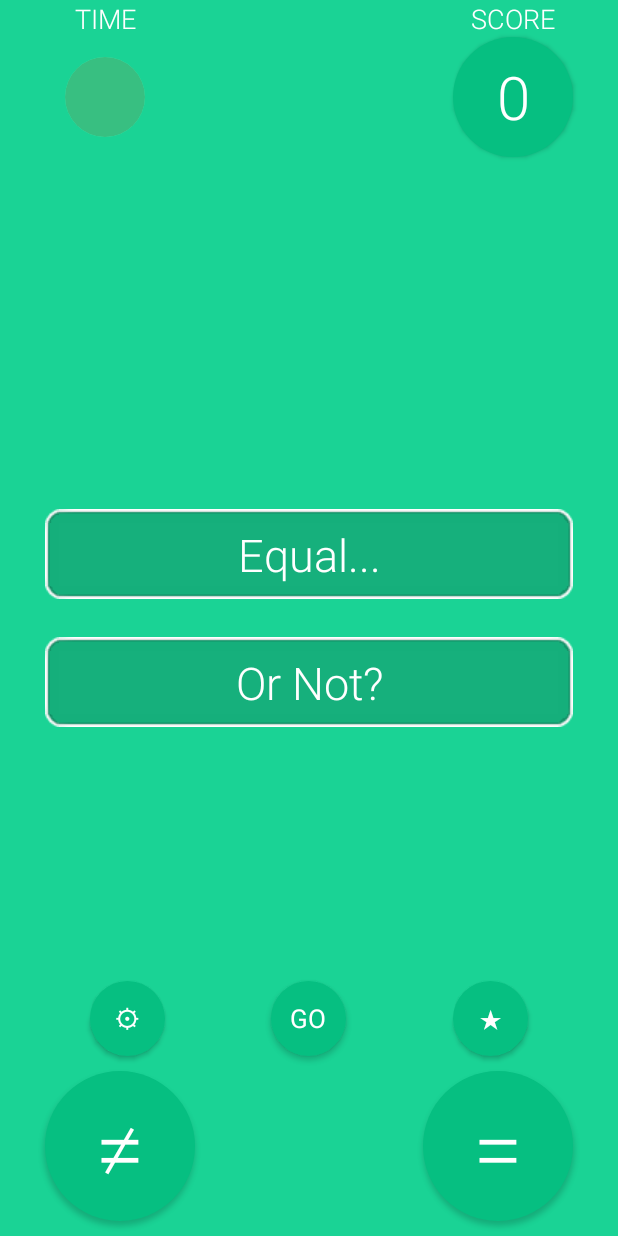
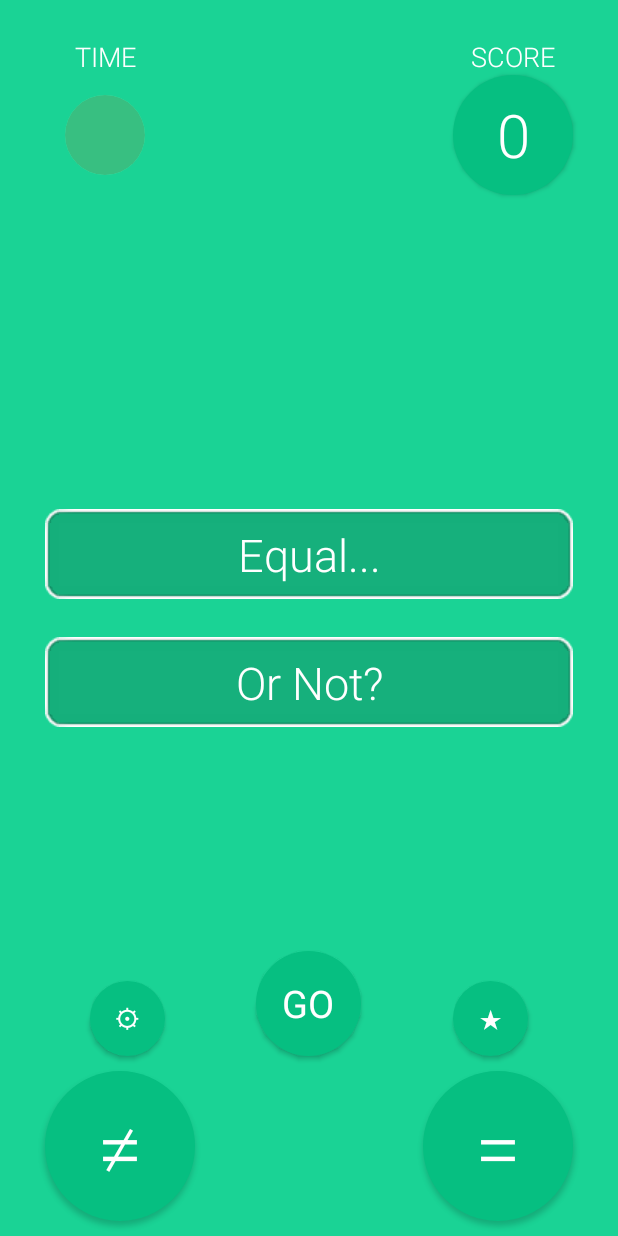
Before and after one commit to oliverruoff/Eqwl, an Android app: the screen it shows after launch (MainActivity), on a phone screen of 412 x 824 dp. Run offline under Robolectric (Android 15) with nearby library versions, the phone set to English and light mode, and no system bars; Roboto replaces fonts that are not available here; 1 statement that could not run was skipped.

Commit message:
Style changes.

```diff
--- a/app/src/main/java/hn/bw/de/eu/eqwl/GamePlay/GameLoop.java
+++ b/app/src/main/java/hn/bw/de/eu/eqwl/GamePlay/GameLoop.java
@@ -62,13 +62,13 @@ public class GameLoop implements View.OnClickListener {
         }
         Variables.GAME_STARTED = false;
         Variables.TIME_CIRCLE_DP = 0;
-        if (Variables.CURRENT_TASK != null) {
+        if (Variables.CURRENT_TASK.calcTwo.calcString != null) {
             Variables.CALC_ONE_VIEW.setText(Variables.CURRENT_TASK.calcOne.calcString + " = " + (int) Variables.CURRENT_TASK.calcOne.result);
             Variables.CALC_TWO_VIEW.setText(Variables.CURRENT_TASK.calcTwo.calcString + " = " + (int) Variables.CURRENT_TASK.calcTwo.result);
         }   else{
             Variables.CALC_ONE_VIEW.setText("Equal...");
             Variables.CALC_TWO_VIEW.setText("Or Not?");
-            Log.d(TAG,"Fail!! CURRENT_TASK IS NULL!");
+            Log.d(TAG,"Fail!! CURRENT_TASK.calcTwo.calcString IS NULL!");
         }
 
         Variables.AGAIN_BUTTON.setText("\u27F2");
--- /dev/null
+++ b/app/src/main/res/drawable/square.xml
@@ -0,0 +1,4 @@
+<shape xmlns:android="http://schemas.android.com/apk/res/android"
+    android:shape="rectangle">
+    <solid android:color="#277EB9"/>
+</shape>
--- a/app/src/main/res/layout/activity_main.xml
+++ b/app/src/main/res/layout/activity_main.xml
@@ -23,7 +23,7 @@
         android:gravity="center_vertical|center_horizontal"
         android:text="≠"
         android:textColor="#FFFFFF"
-        android:textSize="60sp" />
+        android:textSize="55sp" />
 
     <Button
         android:id="@+id/equalButton"
@@ -42,7 +42,7 @@
         android:gravity="center_vertical|center_horizontal"
         android:text="="
         android:textColor="#FFFFFF"
-        android:textSize="60sp" />
+        android:textSize="55sp" />
 
     <TextView
         android:id="@+id/timeStringTextView"
@@ -52,6 +52,7 @@
         android:layout_alignParentStart="true"
         android:layout_alignParentTop="true"
         android:layout_marginLeft="30dp"
+        android:layout_marginTop="25dp"
         android:fontFamily="sans-serif-light"
         android:gravity="center"
         android:text="TIME"
@@ -65,6 +66,7 @@
         android:layout_alignParentRight="true"
         android:layout_alignParentTop="true"
         android:layout_marginRight="30dp"
+        android:layout_marginTop="25dp"
         android:fontFamily="sans-serif-light"
         android:gravity="center"
         android:text="SCORE"
@@ -145,8 +147,8 @@
 
     <Button
         android:id="@+id/againButton"
-        android:layout_width="50dp"
-        android:layout_height="50dp"
+        android:layout_width="70dp"
+        android:layout_height="70dp"
         android:layout_above="@+id/unequalButton"
         android:layout_centerHorizontal="true"
         android:layout_marginTop="10dp"
@@ -155,15 +157,15 @@
         android:fontFamily="sans-serif-light"
         android:text=""
         android:textColor="#FFFFFF"
-        android:textSize="17sp" />
+        android:textSize="25sp" />
 
     <Button
         android:id="@+id/settingsButton"
         android:layout_width="50dp"
         android:layout_height="50dp"
+        android:layout_alignBottom="@+id/againButton"
         android:layout_alignEnd="@+id/timeView"
         android:layout_alignRight="@+id/timeView"
-        android:layout_alignTop="@+id/againButton"
         android:background="@drawable/circle"
         android:elevation="10dp"
         android:text=""
@@ -176,7 +178,7 @@
         android:layout_height="50dp"
         android:layout_alignLeft="@+id/scoreTextView"
         android:layout_alignStart="@+id/scoreTextView"
-        android:layout_alignTop="@+id/againButton"
+        android:layout_alignTop="@+id/settingsButton"
         android:background="@drawable/circle"
         android:elevation="10dp"
         android:fontFamily="sans-serif-light"
```
